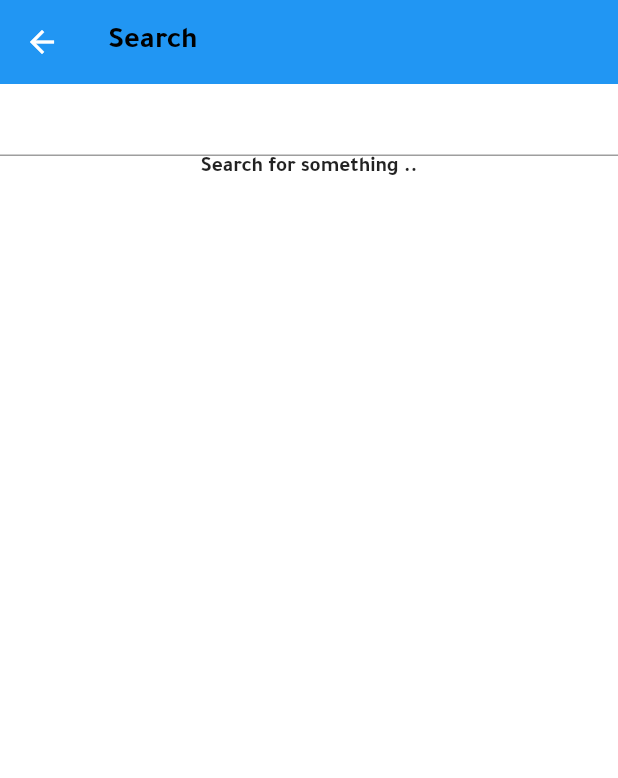
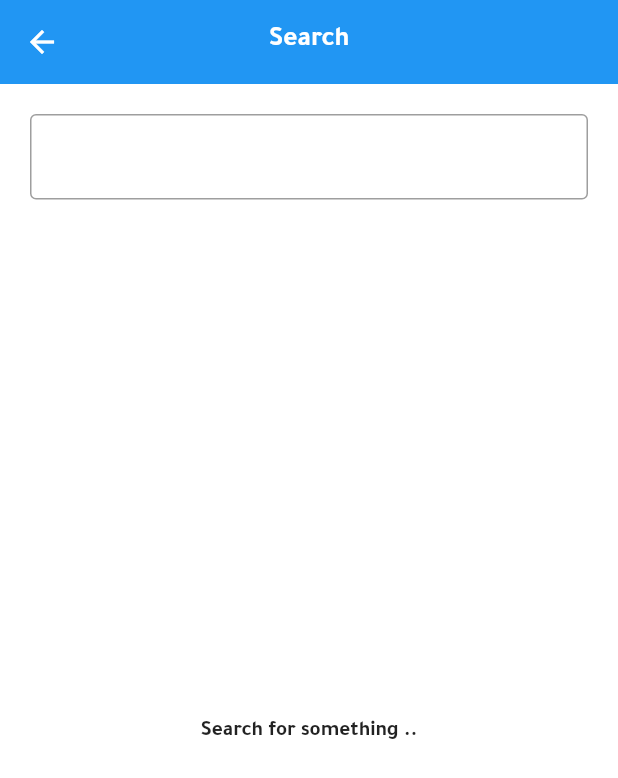
Before and after one commit to Abdullah-3hmed/losts-app, a Flutter app: the SearchScreen screen opened directly, on a phone screen of 412 x 824 dp. Shown: the top 778 px of the screen. Run offline on Flutter 3.47's test engine with Material 2 defaults, Android fonts, the phone set to English and light mode, and no system bars; our stand-ins replace bloc, cloud_firestore, conditional_builder_null_safety, firebase_auth, firebase_core, firebase_storage and 6 more; accounts and stored records are empty; network calls fail.

Commit message:
handle search

```diff
--- a/lib/modules/new_post/new_post_screen.dart
+++ b/lib/modules/new_post/new_post_screen.dart
@@ -26,6 +26,10 @@ class NewPostScreen extends StatelessWidget {
                actions: [
                  TextButton(
                    onPressed: () {
+                     // if(category.isEmpty){
+                     //   // showErrorSnackBar -> please select category first
+                     //   return;
+                     // }
                      DateTime now = DateTime.now();
                      String formattedDate =
                      DateFormat('yyyy-MM-dd – kk:mm').format(now);
--- a/lib/modules/search/search_screen.dart
+++ b/lib/modules/search/search_screen.dart
@@ -1,5 +1,7 @@
 import 'package:flutter/material.dart';
+import 'package:flutter_bloc/flutter_bloc.dart';
 import 'package:social_app/cubit/app_cubit/app_cubit.dart';
+import 'package:social_app/cubit/app_cubit/app_states.dart';
 import 'package:social_app/models/post_model/post.dart';
 import 'package:social_app/shared/components/components.dart';
 
@@ -19,20 +21,32 @@ class _SearchScreenState extends State<SearchScreen> {
   Widget build(BuildContext context) {
     return Scaffold(
       appBar: AppBar(
-        title: const Text('Search'),
+        centerTitle: true,
+        title: Text(
+          'Search',
+          style: Theme.of(context).textTheme.bodyLarge!.copyWith(
+                color: Colors.white,
+              ),
+        ),
       ),
       body: Column(
         children: [
-          TextFormField(
+          Padding(
+            padding: const EdgeInsets.all(20.0),
+            child: TextFormField(
               controller: _searchController,
+              decoration: const InputDecoration(
+                border:OutlineInputBorder(
+
+                ),
+              ),
               keyboardType: TextInputType.text,
               onFieldSubmitted: (value) {
-                debugPrint('on sbmit search for "$value"');
-                posts = AppCubit
-                    .get(context)
+                debugPrint('on submit search for "$value"');
+                posts = AppCubit.get(context)
                     .posts
                     .where(
-                      (element) => element.postText.contains(value!),
+                      (element) => element.postText.contains(value),
                     )
                     .toList();
                 setState(() {
@@ -48,16 +62,28 @@ class _SearchScreenState extends State<SearchScreen> {
                 setState(() {});
               },
             ),
+          ),
           _typing
-              ? const Center(child: Text('Search for something ..'))
+              ? const Expanded(
+                  child: Center(
+                    child: Text('Search for something ..'),
+                  ),
+                )
               : Expanded(
-            child: posts.isEmpty ? const Center(child: Text('No posts found!')) : ListView.separated(
+                  child: posts.isEmpty
+                      ? const Center(child: Text('No posts found!'))
+                      : ListView.separated(
                           physics: const BouncingScrollPhysics(),
                           itemBuilder: (context, index) {
-                return buildPostItem(context, posts[index], isUserProfile: false);
+                            return BlocConsumer<AppCubit, AppStates>(
+                              listener: (context, state) {},
+                              builder: (context, state) {
+                                return buildPostItem(context, posts[index],
+                                    isUserProfile: false);
                               },
-              separatorBuilder: (context, index) =>
-              const SizedBox(
+                            );
+                          },
+                          separatorBuilder: (context, index) => const SizedBox(
                             height: 10.0,
                           ),
                           itemCount: posts.length,
```
Also changed, not shown: lib/layout/app_layout.dart (+12 -0 lines), lib/modules/home/home_screen.dart (+0 -12 lines). Lines whose indentation alone changed are shown as unchanged.
